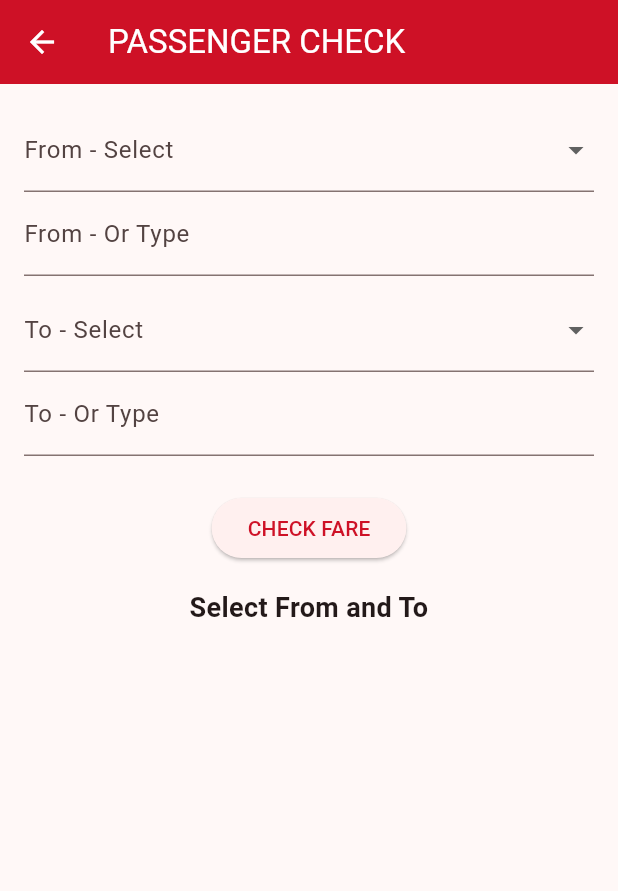
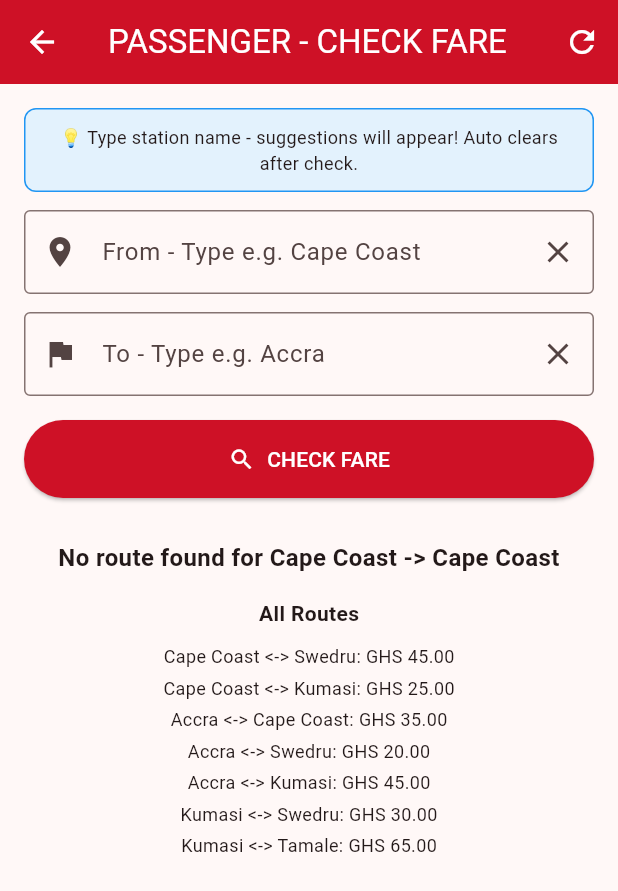
Before and after one commit to bernardajeati567-afk/Trotro-ticket, a Flutter app: the PassengerScreen screen opened directly, after a tap on "CHECK FARE", on a phone screen of 412 x 824 dp. Shown: the top 891 px of the screen. Run offline on Flutter 3.47's test engine with Material 3 defaults, Android fonts, the phone set to English and light mode, and no system bars; our stand-ins replace cloud_firestore, firebase_core, pdf, printing, sqflite; accounts and stored records are empty.

Commit message:
Update main.dart

```diff
--- a/lib/main.dart
+++ b/lib/main.dart
@@ -349,39 +349,127 @@ class _MainMenuScreenState extends State<MainMenuScreen> {
   }
 }
 
+// === NEW PASSENGER SCREEN WITH AUTO-CLEAR + TYPE SUGGESTION ===
 class PassengerScreen extends StatefulWidget { const PassengerScreen({super.key}); @override State<PassengerScreen> createState() => _PassengerScreenState(); }
 class _PassengerScreenState extends State<PassengerScreen> {
-  String? fromVal; String? toVal; final fromC = TextEditingController(); final toC = TextEditingController(); String result = "";
-  double? autoFare; String autoRoute = "";
-  @override void initState() { super.initState(); fromC.addListener(_autoCheck); toC.addListener(_autoCheck); }
-  @override void dispose() { fromC.dispose(); toC.dispose(); super.dispose(); }
-  void _autoCheck() {
-    final fs = resolveStation(fromC.text, fromVal);
-    final ts = resolveStation(toC.text, toVal);
-    if (fs.isEmpty || ts.isEmpty) { setState(() { autoFare = null; autoRoute = ""; }); return; }
+  final fromC = TextEditingController();
+  final toC = TextEditingController();
+  String result = "";
+  double? autoFare;
+  String autoRoute = "";
+
+  List<String> getStations() => routes.keys.map((e) => titleCase(e)).toList()..sort();
+
+  void _checkFare() {
+    final fs = suggestStation(fromC.text, routes);
+    final ts = suggestStation(toC.text, routes);
+    if (fs.isEmpty || ts.isEmpty) {
+      setState(() { autoFare = null; autoRoute = ""; result = ""; });
+      return;
+    }
     if (routes.containsKey(fs) && routes[fs]!.containsKey(ts)) {
-      setState(() { autoFare = routes[fs]![ts]!; autoRoute = "${titleCase(fs)} -> ${titleCase(ts)}"; result = "FARE: $autoRoute = GHS ${autoFare!.toStringAsFixed(2)}"; });
-    } else { setState(() { autoFare = null; autoRoute = ""; }); }
+      final fare = routes[fs]![ts]!;
+      setState(() {
+        autoFare = fare;
+        autoRoute = "${titleCase(fs)} -> ${titleCase(ts)}";
+        result = "FARE: $autoRoute = GHS ${fare.toStringAsFixed(2)}";
+      });
+      // AUTO CLEAR AFTER 4 SECONDS
+      Future.delayed(const Duration(seconds: 4), () {
+        if (mounted) {
+          setState(() {
+            fromC.clear();
+            toC.clear();
+            autoFare = null;
+            autoRoute = "";
+            result = "";
+          });
+        }
+      });
+    } else {
+      setState(() {
+        autoFare = null;
+        autoRoute = "";
+        result = "No route found for ${titleCase(fs)} -> ${titleCase(ts)}";
+      });
+    }
   }
+
+  Widget _buildAutoField(TextEditingController ctrl, String label) {
+    return Autocomplete<String>(
+      optionsBuilder: (TextEditingValue textEditingValue) {
+        if (textEditingValue.text.trim().isEmpty) return const Iterable<String>.empty();
+        final q = textEditingValue.text.toLowerCase();
+        return getStations().where((s) => s.toLowerCase().contains(q));
+      },
+      fieldViewBuilder: (context, fieldCtrl, focusNode, onFieldSubmitted) {
+        // Sync fieldCtrl with our controller
+        fieldCtrl.text = ctrl.text;
+        fieldCtrl.selection = TextSelection.fromPosition(TextPosition(offset: fieldCtrl.text.length));
+        fieldCtrl.addListener(() { ctrl.text = fieldCtrl.text; });
+        return TextField(
+          controller: fieldCtrl,
+          focusNode: focusNode,
+          decoration: InputDecoration(
+            labelText: label,
+            border: const OutlineInputBorder(),
+            prefixIcon: Icon(label.contains("From") ? Icons.location_on : Icons.flag),
+            suffixIcon: IconButton(icon: const Icon(Icons.clear), onPressed: () { fieldCtrl.clear(); ctrl.clear(); setState(() { autoFare = null; result=""; }); }),
+          ),
+          onChanged: (_) => _checkFare(),
+        );
+      },
+      onSelected: (sel) {
+        ctrl.text = sel;
+        _checkFare();
+      },
+      optionsViewBuilder: (context, onSelected, options) {
+        return Align(
+          alignment: Alignment.topLeft,
+          child: Material(
+            elevation: 4,
+            child: SizedBox(
+              width: MediaQuery.of(context).size.width - 32,
+              child: ListView.builder(
+                padding: EdgeInsets.zero,
+                shrinkWrap: true,
+                itemCount: options.length,
+                itemBuilder: (c, i) {
+                  final opt = options.elementAt(i);
+                  return ListTile(title: Text(opt), onTap: () => onSelected(opt));
+                },
+              ),
+            ),
+          ),
+        );
+      },
+    );
+  }
+
   @override Widget build(BuildContext context) {
-    final stations = routes.keys.toList();
-    return Scaffold(appBar: AppBar(title: const Text("PASSENGER CHECK")), body: SingleChildScrollView(padding: const EdgeInsets.all(16), child: Column(children: [
-      DropdownButtonFormField<String>(value: fromVal, decoration: const InputDecoration(labelText: "From - Select"), items: stations.map((e) => DropdownMenuItem(value: e, child: Text(titleCase(e)))).toList(), onChanged: (v) { setState(() { fromVal = v; fromC.text = v ?? ""; }); _autoCheck(); }),
-      TextField(controller: fromC, decoration: const InputDecoration(labelText: "From - Or Type")),
-      const SizedBox(height: 8),
-      DropdownButtonFormField<String>(value: toVal, decoration: const InputDecoration(labelText: "To - Select"), items: stations.map((e) => DropdownMenuItem(value: e, child: Text(titleCase(e)))).toList(), onChanged: (v) { setState(() { toVal = v; toC.text = v ?? ""; }); _autoCheck(); }),
-      TextField(controller: toC, decoration: const InputDecoration(labelText: "To - Or Type")),
-      const SizedBox(height: 12),
-      if (autoFare != null) Container(width: double.infinity, padding: const EdgeInsets.all(16), decoration: BoxDecoration(color: Colors.green.shade50, border: Border.all(color: ghGreen, width: 2), borderRadius: BorderRadius.circular(12)), child: Column(children: [Text(autoRoute, style: const TextStyle(fontSize: 18, fontWeight: FontWeight.bold)), Text("FARE: GHS ${autoFare!.toStringAsFixed(2)}", style: const TextStyle(fontSize: 24, fontWeight: FontWeight.bold, color: ghGreen))])),
-      const SizedBox(height: 12),
-      ElevatedButton(onPressed: () {
-        final fs = resolveStation(fromC.text, fromVal); final ts = resolveStation(toC.text, toVal);
-        if (fs.isEmpty || ts.isEmpty) { setState(() => result = "Select From and To"); return; }
-        if (routes.containsKey(fs) && routes[fs]!.containsKey(ts)) { setState(() => result = "FARE: ${titleCase(fs)} -> ${titleCase(ts)} = GHS ${routes[fs]![ts]!.toStringAsFixed(2)}"); } else { setState(() => result = "No route"); }
-      }, child: const Text("CHECK FARE")),
-      const SizedBox(height: 16), Text(result, style: const TextStyle(fontSize: 18, fontWeight: FontWeight.bold), textAlign: TextAlign.center),
-      if (result.startsWith("FARE:")) Container(width: double.infinity, padding: const EdgeInsets.all(12), decoration: BoxDecoration(color: Colors.red.shade50, border: Border.all(color: ghRed, width: 2), borderRadius: BorderRadius.circular(8)), child: const Text("⚠️ Don't pay more than this fare!", textAlign: TextAlign.center, style: TextStyle(fontWeight: FontWeight.bold, color: ghRed))),
-    ])));
+    return Scaffold(
+      appBar: AppBar(title: const Text("PASSENGER - CHECK FARE"), backgroundColor: ghRed, actions: [
+        IconButton(icon: const Icon(Icons.refresh), onPressed: () { fromC.clear(); toC.clear(); setState(() { autoFare=null; result=""; }); })
+      ]),
+      body: SingleChildScrollView(padding: const EdgeInsets.all(16), child: Column(children: [
+        Container(padding: const EdgeInsets.all(10), decoration: BoxDecoration(color: Colors.blue.shade50, borderRadius: BorderRadius.circular(8), border: Border.all(color: Colors.blue)), child: const Text("💡 Type station name - suggestions will appear! Auto clears after check.", style: TextStyle(fontSize: 12), textAlign: TextAlign.center)),
+        const SizedBox(height: 12),
+        _buildAutoField(fromC, "From - Type e.g. Cape Coast"),
+        const SizedBox(height: 12),
+        _buildAutoField(toC, "To - Type e.g. Accra"),
+        const SizedBox(height: 16),
+        SizedBox(width: double.infinity, child: ElevatedButton.icon(onPressed: _checkFare, icon: const Icon(Icons.search), label: const Text("CHECK FARE"), style: ElevatedButton.styleFrom(backgroundColor: ghRed, foregroundColor: Colors.white, padding: const EdgeInsets.all(16)))),
+        const SizedBox(height: 16),
+        if (autoFare != null) Container(width: double.infinity, padding: const EdgeInsets.all(16), decoration: BoxDecoration(color: Colors.green.shade50, border: Border.all(color: ghGreen, width: 2), borderRadius: BorderRadius.circular(12)), child: Column(children: [Text(autoRoute, style: const TextStyle(fontSize: 18, fontWeight: FontWeight.bold)), const SizedBox(height: 8), Text("FARE: GHS ${autoFare!.toStringAsFixed(2)}", style: const TextStyle(fontSize: 28, fontWeight: FontWeight.bold, color: ghGreen)), const SizedBox(height: 8), const Text("Auto clearing in 4 sec...", style: TextStyle(fontSize: 11, color: Colors.grey))])),
+        const SizedBox(height: 12),
+        if (result.isNotEmpty) Text(result, style: const TextStyle(fontSize: 16, fontWeight: FontWeight.bold), textAlign: TextAlign.center),
+        if (result.startsWith("FARE:")) Container(width: double.infinity, margin: const EdgeInsets.only(top: 12), padding: const EdgeInsets.all(12), decoration: BoxDecoration(color: Colors.red.shade50, border: Border.all(color: ghRed, width: 2), borderRadius: BorderRadius.circular(8)), child: const Text("⚠️ Don't pay more than this fare!", textAlign: TextAlign.center, style: TextStyle(fontWeight: FontWeight.bold, color: ghRed))),
+        const SizedBox(height: 16),
+        const Text("All Routes", style: TextStyle(fontWeight: FontWeight.bold)),
+        const SizedBox(height: 8),
+        ...routes.keys.expand((fs) => routes[fs]!.keys.where((ts) => fs.compareTo(ts) < 0).map((ts) => "${titleCase(fs)} <-> ${titleCase(ts)}: GHS ${routes[fs]![ts]!.toStringAsFixed(2)}")).toList().map((t) => Padding(padding: const EdgeInsets.symmetric(vertical: 2), child: Text(t, style: const TextStyle(fontSize: 12)))),
+      ])),
+    );
   }
 }
 
@@ -561,7 +649,6 @@ class _StationMasterScreenState extends State<StationMasterScreen> {
       ])),
 
       const Divider(height: 32),
-      // FARE UPDATE - FOR STATION MASTER BERNARD!
       const Text("UPDATE FARE - STATION MASTER", style: TextStyle(fontWeight: FontWeight.bold, fontSize: 16, color: ghRed)),
       const SizedBox(height: 8),
       Container(padding: const EdgeInsets.all(12), decoration: BoxDecoration(color: Colors.blue.shade50, border: Border.all(color: Colors.blue, width: 2), borderRadius: BorderRadius.circular(8)), child: Column(children: [
```
